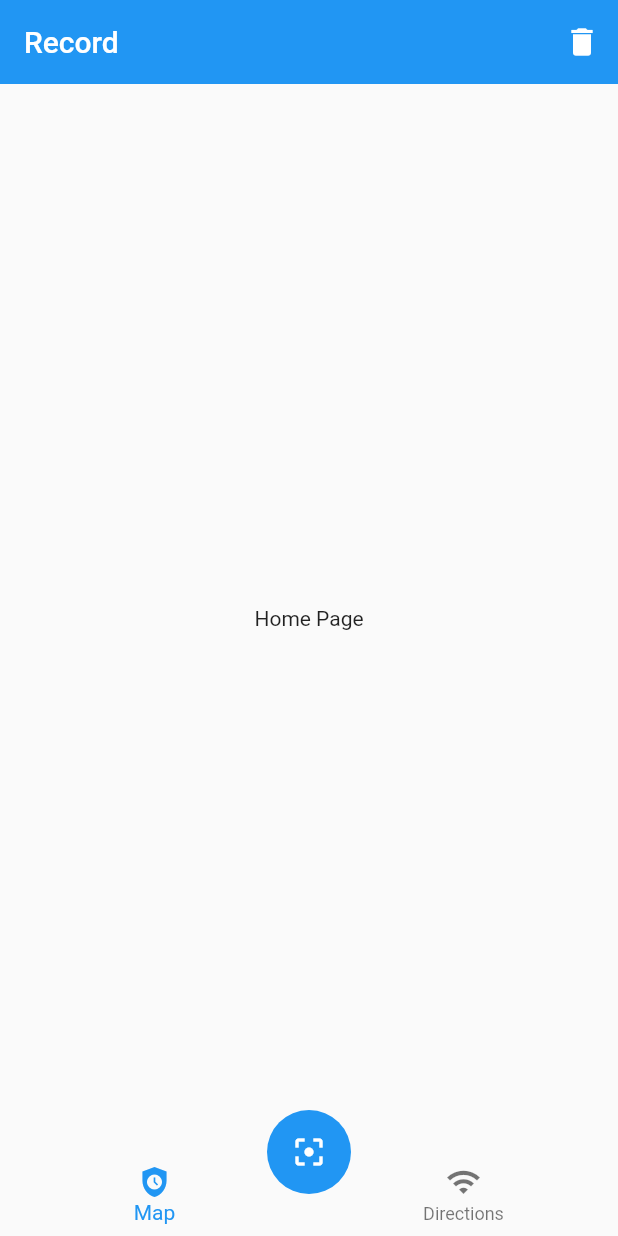
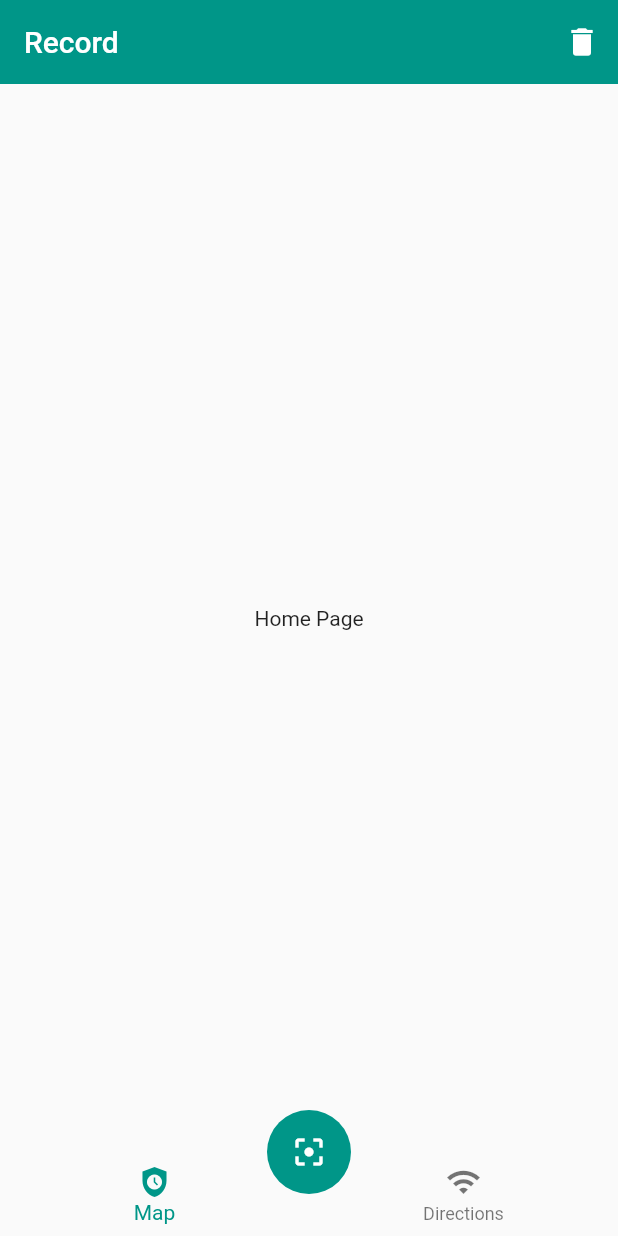
Before and after one commit to bastndev/ShopyScan, a Flutter app: the screen it shows after launch, on a phone screen of 412 x 824 dp. Run offline on Flutter 3.47's test engine with Material 2 defaults, Android fonts, the phone set to English and light mode, and no system bars.

Commit message:
:arrow_up: Update QR scanner `v1.0.0`

```diff
--- a/lib/main.dart
+++ b/lib/main.dart
@@ -1,4 +1,5 @@
 import 'package:flutter/material.dart';
+
 import 'package:flutter_qr/pages/home_page.dart';
 import 'package:flutter_qr/pages/map_page.dart';
 
@@ -14,11 +15,11 @@ class MyApp extends StatelessWidget {
       title: 'Qr Reader',
       initialRoute: 'home',
       routes: {
-        'home':(_) => const HomePage(),
-        'map':(_) => const MapPage(),
+        'home': (_) => const HomePage(),
+        'map': (_) => const MapPage(),
       },
-      theme: ThemeData.light(
-
+      theme: ThemeData(
+        primarySwatch: Colors.teal,
       ),
     );
   }
```
